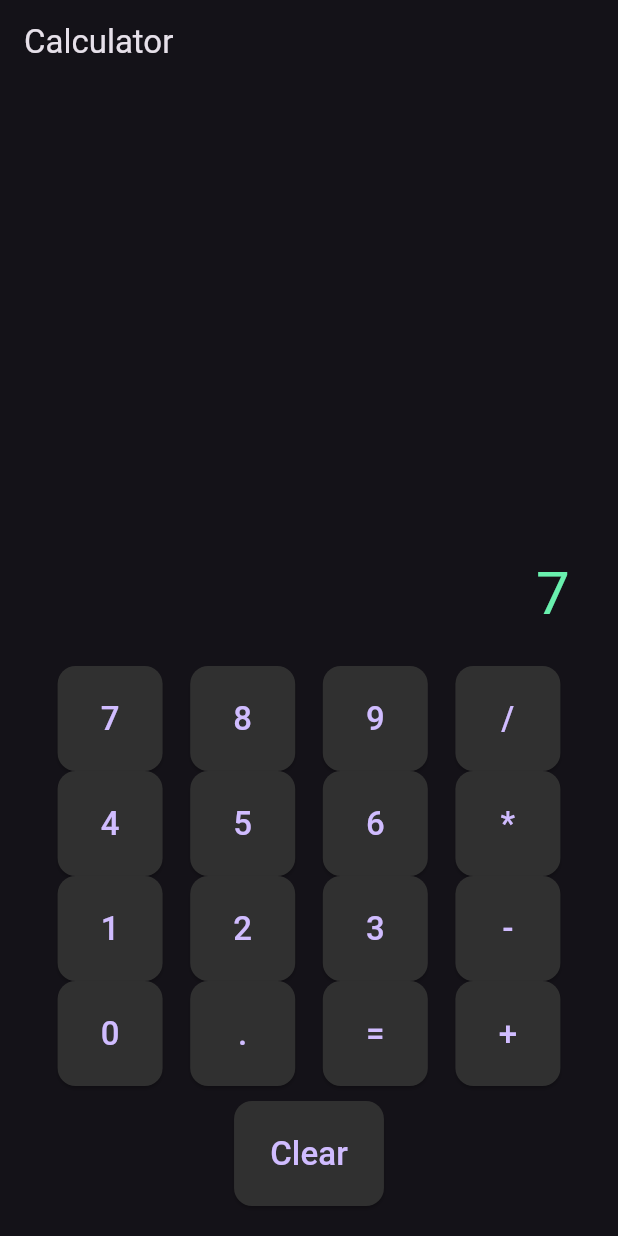
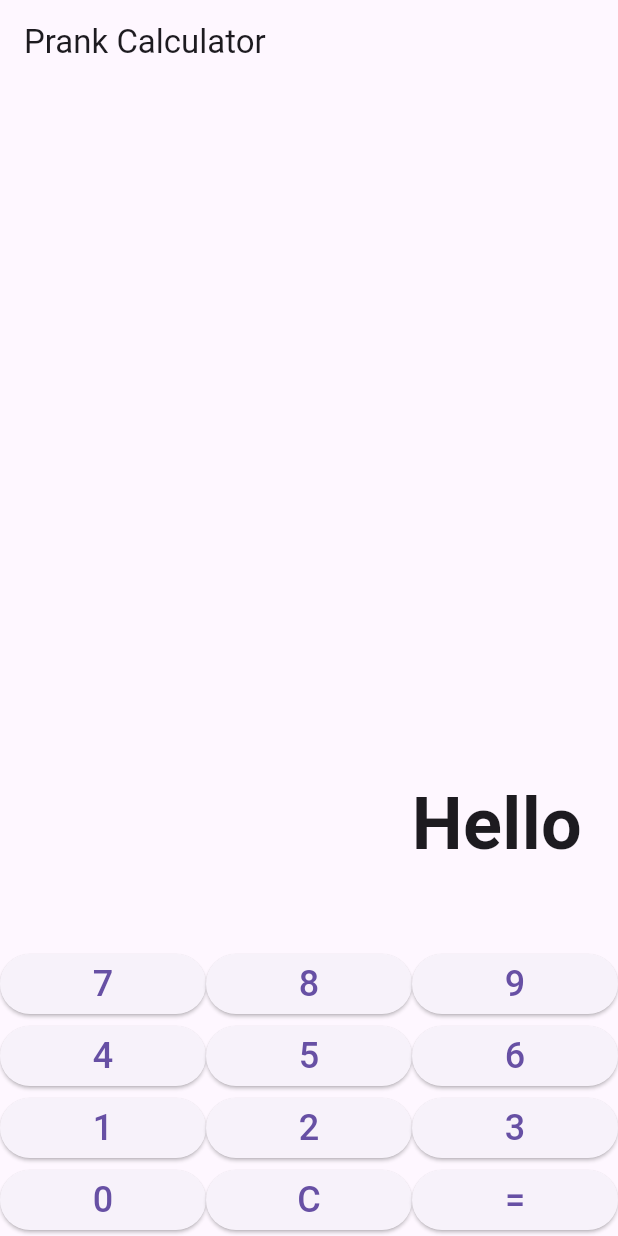
Before and after one commit to fahimfaisaladitto/calculator, a Flutter app: the screen it shows after launch, after a tap on an icon or button, on a phone screen of 412 x 824 dp. Run offline on Flutter 3.47's test engine with Material 3 defaults, Android fonts, the phone set to English and light mode, and no system bars.

Commit message:
main.dart

```diff
--- a/lib/main.dart
+++ b/lib/main.dart
@@ -1,104 +1,93 @@
-
+// lib/main.dart
 import 'package:flutter/material.dart';
 
 void main() {
-  runApp(PrankCalculatorApp());
+  runApp(PrankCalculator());
 }
 
-class PrankCalculatorApp extends StatelessWidget {
+class PrankCalculator extends StatelessWidget {
   @override
   Widget build(BuildContext context) {
     return MaterialApp(
       title: 'Prank Calculator',
-      theme: ThemeData.dark(),
-      home: CalculatorScreen(),
-      debugShowCheckedModeBanner: false,
+      theme: ThemeData(
+        primarySwatch: Colors.blue,
+      ),
+      home: CalculatorHome(),
     );
   }
 }
 
-class CalculatorScreen extends StatefulWidget {
+class CalculatorHome extends StatefulWidget {
   @override
-  _CalculatorScreenState createState() => _CalculatorScreenState();
+  State<CalculatorHome> createState() => _CalculatorHomeState();
 }
 
-class _CalculatorScreenState extends State<CalculatorScreen> {
-  String display = '';
+class _CalculatorHomeState extends State<CalculatorHome> {
+  String displayText = '0';
 
-  void append(String value) {
+  void onButtonPressed(String value) {
+    // Instead of normal calculator logic, always show "Hello"
     setState(() {
-      display += value;
+      displayText = 'Hello';
     });
   }
 
-  void clear() {
-    setState(() {
-      display = '';
-    });
-  }
-
-  void prankResult() {
-    setState(() {
-      display = 'Hello';
-    });
-  }
-
-  Widget buildButton(String text, VoidCallback onPressed) {
-    return ElevatedButton(
-      onPressed: onPressed,
-      style: ElevatedButton.styleFrom(
-        minimumSize: Size(70, 70),
-        backgroundColor: Colors.grey[850],
-        shape: RoundedRectangleBorder(
-          borderRadius: BorderRadius.circular(12),
+  Widget buildButton(String text) {
+    return Expanded(
+      child: ElevatedButton(
+        onPressed: () => onButtonPressed(text),
+        child: Text(text, style: TextStyle(fontSize: 24)),
       ),
-      ),
-      child: Text(text, style: TextStyle(fontSize: 22)),
     );
   }
 
   @override
   Widget build(BuildContext context) {
-    final buttonList = [
-      ['7', '8', '9', '/'],
-      ['4', '5', '6', '*'],
-      ['1', '2', '3', '-'],
-      ['0', '.', '=', '+'],
-    ];
-
     return Scaffold(
-      appBar: AppBar(title: Text('Calculator')),
-      body: Padding(
-        padding: const EdgeInsets.all(20.0),
-        child: Column(
+      appBar: AppBar(
+        title: Text('Prank Calculator'),
+      ),
+      body: Column(
+        mainAxisAlignment: MainAxisAlignment.end,
         children: [
-            Expanded(
-              child: Container(
-                alignment: Alignment.bottomRight,
-                padding: EdgeInsets.symmetric(horizontal: 12),
+          Container(
+            alignment: Alignment.centerRight,
+            padding: EdgeInsets.symmetric(horizontal: 24, vertical: 48),
             child: Text(
-                  display,
-                  style: TextStyle(fontSize: 40, color: Colors.greenAccent),
-                  maxLines: 2,
+              displayText,
+              style: TextStyle(fontSize: 48, fontWeight: FontWeight.bold),
             ),
           ),
-            ),
-            SizedBox(height: 20),
-            for (var row in buttonList)
           Row(
-                mainAxisAlignment: MainAxisAlignment.spaceEvenly,
-                children: row.map((text) {
-                  if (text == '=') {
-                    return buildButton(text, prankResult);
-                  } else {
-                    return buildButton(text, () => append(text));
-                  }
-                }).toList(),
-              ),
-            SizedBox(height: 10),
-            buildButton('Clear', clear),
+            children: [
+              buildButton('7'),
+              buildButton('8'),
+              buildButton('9'),
             ],
           ),
+          Row(
+            children: [
+              buildButton('4'),
+              buildButton('5'),
+              buildButton('6'),
+            ],
+          ),
+          Row(
+            children: [
+              buildButton('1'),
+              buildButton('2'),
+              buildButton('3'),
+            ],
+          ),
+          Row(
+            children: [
+              buildButton('0'),
+              buildButton('C'),
+              buildButton('='),
+            ],
+          ),
+        ],
       ),
     );
   }
```
Lines whose indentation alone changed are shown as unchanged.
